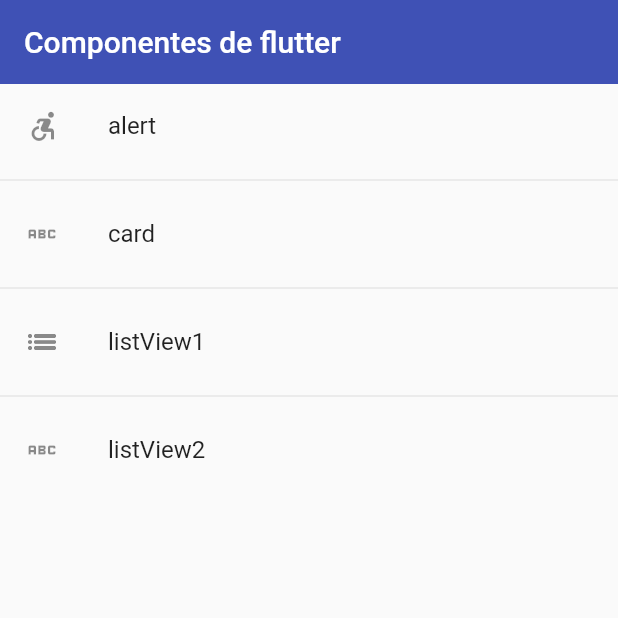
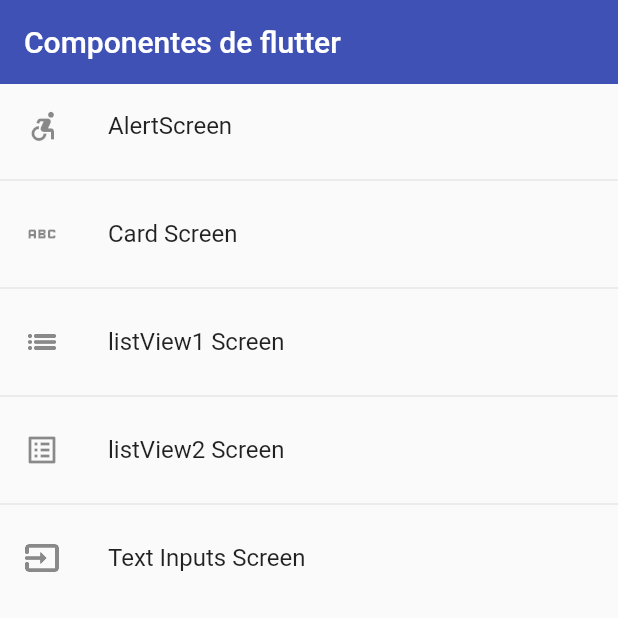
Before and after one commit to guiiyanxD/components_app, a Flutter app: the screen it shows after launch, on a phone screen of 412 x 824 dp, the top half of it. Run offline on Flutter 3.47's test engine with Material 2 defaults, Android fonts, the phone set to English and light mode, and no system bars.

Commit message:
CustomInputField create to use in forms.

```diff
--- a/lib/Theme/app_theme.dart
+++ b/lib/Theme/app_theme.dart
@@ -34,5 +34,35 @@ class AppTheme {
         elevation: 5,
       )
     ),
+
+    inputDecorationTheme: const InputDecorationTheme(
+      floatingLabelStyle: TextStyle(color: primary),
+
+      enabledBorder: OutlineInputBorder(
+        borderSide: BorderSide(color: primary),
+        borderRadius: BorderRadius.only(bottomLeft: Radius.circular(10), topRight: Radius.circular(10)),
+      ),
+
+      border: OutlineInputBorder(
+        borderRadius: BorderRadius.only(bottomLeft: Radius.circular(10), topRight: Radius.circular(10)),
+      ),
+
+      disabledBorder: OutlineInputBorder(
+        borderRadius: BorderRadius.only(bottomLeft: Radius.circular(10), topRight: Radius.circular(10)),
+      ),
+
+      focusedBorder: OutlineInputBorder(
+        borderSide: BorderSide(color: primary),
+        borderRadius: BorderRadius.only(bottomLeft: Radius.circular(10), topRight: Radius.circular(10)),
+      ),
+
+      focusedErrorBorder: OutlineInputBorder(
+        borderSide: BorderSide(color: Colors.red),
+        borderRadius: BorderRadius.only(bottomRight: Radius.circular(10), topLeft: Radius.circular(10)),
+      ),
+
+      suffixIconColor: primary,
+
+    )
   );
 }
--- a/lib/router/app_routes.dart
+++ b/lib/router/app_routes.dart
@@ -13,10 +13,11 @@ class AppRoutes {
   ///Lista de rutas definida por el usuario con el Widget MenuOption creado
   static final menuOptions = <MenuOption>[
     // MenuOption(route: 'home', icon: Icons.home_filled, name: 'home', screen: const HomeScreen()),
-    MenuOption(route: 'alert', icon: Icons.accessible_forward_outlined, name: 'alert', screen: const AlertScreen()),
-    MenuOption(route: 'card', icon: Icons.abc, name: 'card', screen: const CardScreen()),
-    MenuOption(route: 'listView1', icon: Icons.list_outlined, name: 'listView1', screen: const ListViewScreen()),
-    MenuOption(route: 'listView2', icon: Icons.abc, name: 'listView2', screen: const ListView2Screen()),
+    MenuOption(name: 'AlertScreen', icon: Icons.accessible_forward_outlined, route: 'alert', screen: const AlertScreen()),
+    MenuOption(name: 'Card Screen', icon: Icons.abc_outlined, route: 'card', screen: const CardScreen()),
+    MenuOption(name: 'listView1 Screen', icon: Icons.list_outlined, route: 'listView1', screen: const ListViewScreen()),
+    MenuOption(name: 'listView2 Screen', icon: Icons.list_alt_outlined, route: 'listView2', screen: const ListView2Screen()),
+    MenuOption(name: 'Text Inputs Screen', icon: Icons.input_outlined, route: 'text_inputs', screen: const InputsScreen()),
 
   ];
 
@@ -24,7 +25,7 @@ class AppRoutes {
   static Map<String, Widget Function(BuildContext)> getAppRoutes() {
     Map<String, Widget Function(BuildContext)> appRoutes = {};
     for (final option in menuOptions){
-      appRoutes.addAll({ option.name: (BuildContext context) => option.screen});
+      appRoutes.addAll({ option.route: (BuildContext context) => option.screen});
     }
     return appRoutes;
   }
--- a/lib/screens/screens.dart
+++ b/lib/screens/screens.dart
@@ -1,5 +1,8 @@
+
+
 export 'package:components_application/screens/alert_screen.dart';
 export 'package:components_application/screens/card_screen.dart';
+export 'package:components_application/screens/home_screen.dart';
+export 'package:components_application/screens/inputs_screen.dart';
 export 'package:components_application/screens/list_view_screen.dart';
 export 'package:components_application/screens/list_view2_screen.dart';
-export 'package:components_application/screens/home_screen.dart';
--- a/lib/widgets/widgets.dart
+++ b/lib/widgets/widgets.dart
@@ -1,5 +1,7 @@
+
 
 
 
 export 'package:components_application/widgets/custom_card_type_2.dart';
 export 'package:components_application/widgets/custom_card.dart';
+export 'package:components_application/widgets/custom_text_form_field.dart';
```
Also changed, not shown: lib/screens/inputs_screen.dart (added, +69 -0 lines), lib/widgets/custom_text_form_field.dart (added, +45 -0 lines).
